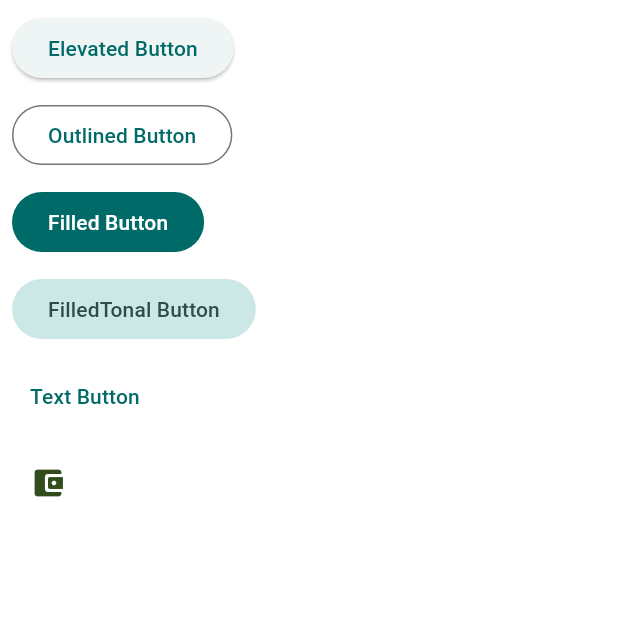
After one commit to anathkalla/widget_catalog_flutter, a Flutter app: the screen it shows after launch, after a tap on "Buttons", on a phone screen of 412 x 824 dp, the top half of it. The commit adds this screen. Run offline on Flutter 3.47's test engine with Material 2 defaults, Android fonts, the phone set to English and light mode, and no system bars.

Commit message:
Refactor files and add new folders

```diff
--- /dev/null
+++ b/lib/data/mock_list_items.dart
@@ -0,0 +1 @@
+final List widgetsList = ['Buttons', 'Texts', 'Inputs'];
--- /dev/null
+++ b/lib/screens/buttons_screen.dart
@@ -0,0 +1,98 @@
+import 'package:flutter/material.dart';
+
+import '../global/global.dart';
+import '../widgets/SnackBar/custom_snackbar.dart';
+
+class ButtonsScreen extends StatelessWidget {
+  const ButtonsScreen({
+    super.key,
+  });
+
+  @override
+  Widget build(BuildContext context) {
+    return Padding(
+      padding: const EdgeInsets.all(8.0),
+      child: SingleChildScrollView(
+        child: Column(
+          crossAxisAlignment: CrossAxisAlignment.start,
+          children: [
+            ElevatedButton(
+              onPressed: () => {
+                CustomSnackBar.buildSnackbar(
+                  context: context,
+                  message: Stringof.wElevatedButton,
+                )
+              },
+              child: const Text(Stringof.wElevatedButton),
+            ),
+            const SizedBox(
+              height: 10,
+            ),
+            OutlinedButton(
+              onPressed: () => {
+                CustomSnackBar.buildSnackbar(
+                  context: context,
+                  message: Stringof.wOutlinedButton,
+                )
+              },
+              child: const Text(Stringof.wOutlinedButton),
+            ),
+            const SizedBox(
+              height: 10,
+            ),
+            FilledButton(
+              onPressed: () => {
+                CustomSnackBar.buildSnackbar(
+                  context: context,
+                  message: Stringof.wFilledButton,
+                )
+              },
+              child: const Text(Stringof.wFilledButton),
+            ),
+            const SizedBox(
+              height: 10,
+            ),
+            FilledButton.tonal(
+              onPressed: () => {
+                CustomSnackBar.buildSnackbar(
+                  context: context,
+                  message: Stringof.wFilledTonalButton,
+                )
+              },
+              child: const Text(Stringof.wFilledTonalButton),
+            ),
+            const SizedBox(
+              height: 10,
+            ),
+            TextButton(
+              onPressed: () => {
+                CustomSnackBar.buildSnackbar(
+                  context: context,
+                  message: Stringof.wTextButton,
+                )
+              },
+              child: const Text(Stringof.wTextButton),
+            ),
+            const SizedBox(
+              height: 10,
+            ),
+            IconButton(
+              icon: const Icon(Icons.account_balance_wallet_rounded),
+              color: Colorof.secondaryColor,
+              onPressed: () => {
+                CustomSnackBar.buildSnackbar(
+                  context: context,
+                  message: Stringof.wIconButton,
+                ),
+              },
+            ),
+            const SizedBox(
+              height: 10,
+            ),
+            // TODO : Segmented Button
+          ],
+        ),
+      ),
+    );
+  }
+}
--- a/lib/list_tile.dart
+++ b/lib/widgets/ListView/list_tile.dart
@@ -1,7 +1,8 @@
 import 'package:flutter/foundation.dart';
 import 'package:flutter/material.dart';
 import 'package:wiki_template_app/global/global.dart';
-import 'package:wiki_template_app/screens/home_page.dart';
+
+import '../../screens/buttons_screen.dart';
 
 class WidgetListItem extends StatelessWidget {
   final int index;
@@ -42,11 +43,9 @@ class WidgetListItem extends StatelessWidget {
             print("List Tile Tapped");
           }
           Navigator.push(context,
-              MaterialPageRoute(builder: (context) => const ButtonsCatalog()));
+              MaterialPageRoute(builder: (context) => const ButtonsScreen()));
         },
       ),
     );
   }
 }
-
-final List widgetsList = ['Buttons', 'Texts', 'Inputs'];
--- a/lib/widgets/list_view.dart
+++ b/lib/widgets/ListView/list_view.dart
@@ -1,6 +1,7 @@
 import 'package:flutter/material.dart';
 
-import '../list_tile.dart';
+import '../../data/mock_list_items.dart';
+import 'list_tile.dart';
 
 class CustonListView extends StatelessWidget {
   final BuildContext context;
--- a/lib/utils/custom_snackbar.dart
+++ b/lib/widgets/SnackBar/custom_snackbar.dart
@@ -1,5 +1,5 @@
 import 'package:flutter/material.dart';
-import '../global/colors.dart';
+import '../../global/colors.dart';
 
 class CustomSnackBar {
   CustomSnackBar._();
```
Also changed, not shown: lib/screens/home_page.dart (+2 -96 lines), lib/screens/second_screen.dart (deleted, +0 -14 lines), lib/utils/snackbar.dart (deleted, +0 -28 lines).
